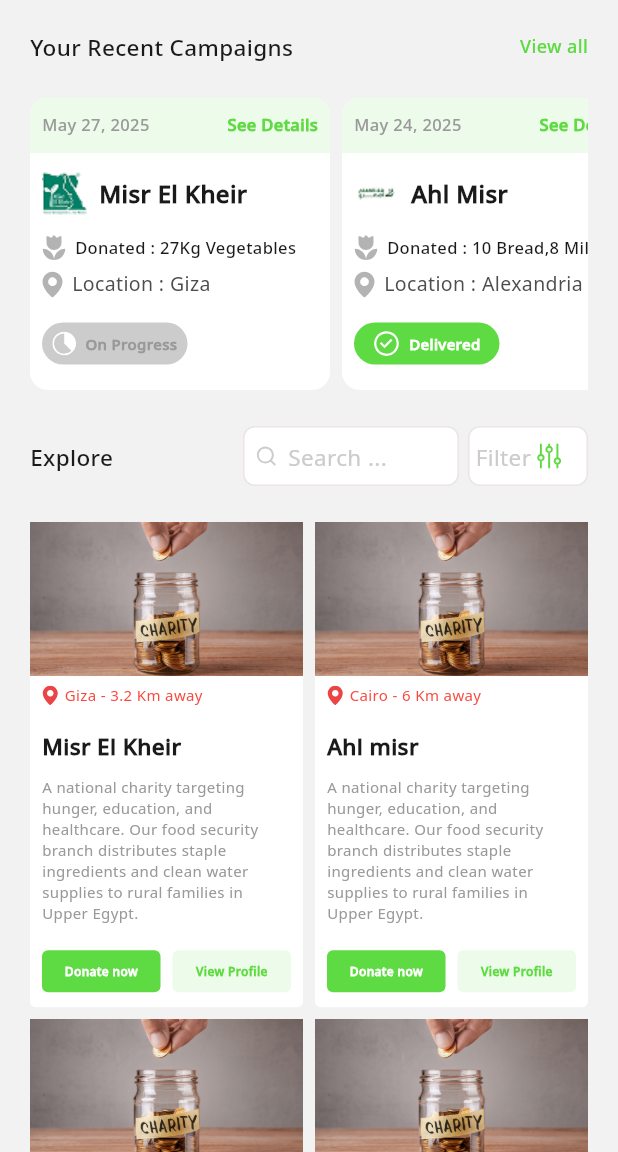
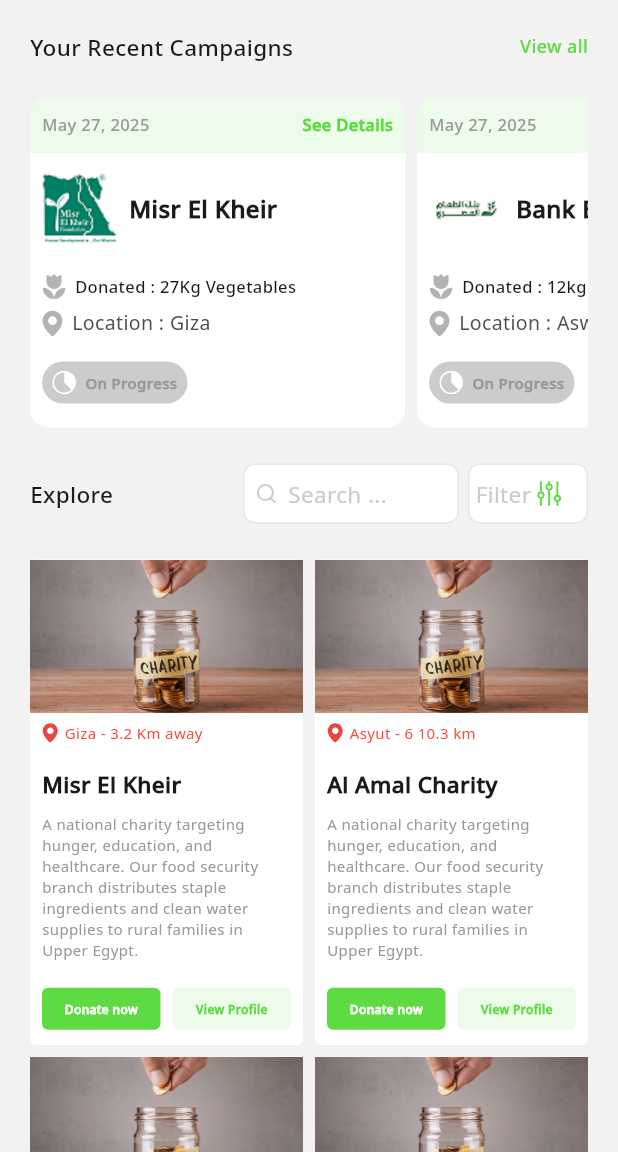
Before and after one commit to SaveBite/SaveBite-Flutter, a Flutter app: the CommunityView screen opened directly, on a phone screen of 412 x 824 dp, the part 84-1236 px from its top. Run offline on Flutter 3.47's test engine with Material 3 defaults, Android fonts, the phone set to English and light mode, and no system bars; our stand-ins replace bloc, dartz, dio, dotted_border, equatable, file_picker and 12 more; accounts and stored records are empty; network calls fail; project files that could hold a hidden picture were left out.

Commit message:
add some edition on community feature

```diff
--- a/lib/core/utils/app_assets.dart
+++ b/lib/core/utils/app_assets.dart
@@ -21,6 +21,10 @@
   /// Assets for imagesAuthLogo
   /// assets/images/auth_logo.svg
   static const String imagesAuthLogo = "assets/images/auth_logo.svg";
+
+  /// Assets for imagesBankElTaam
+  /// assets/images/bank_el_taam.png
+  static const String imagesBankElTaam = "assets/images/bank_el_taam.png";
 
   /// Assets for imagesBellowBar
   /// assets/images/bellow_bar.svg
--- a/lib/features/community/presentation/views/widgets/charity_informaton_card.dart
+++ b/lib/features/community/presentation/views/widgets/charity_informaton_card.dart
@@ -7,11 +7,13 @@
   final String organizatonName;
   final String cityName;
   final String oragnizationLocation;
+  final String oraganizationDescription;
   const CharityInformatonCard({
     super.key,
     required this.organizatonName,
     required this.cityName,
     required this.oragnizationLocation,
+    required this.oraganizationDescription,
   });
 
   @override
@@ -23,9 +25,14 @@
       ),
       child: Column(
         children: [
-          Image.asset(
-            fit: BoxFit.fill,
-            Assets.imagesCharityDonation,
+          Container(
+            decoration: BoxDecoration(
+              borderRadius: BorderRadius.circular(4),
+            ),
+            child: Image.asset(
+              fit: BoxFit.fill,
+              Assets.imagesCharityDonation,
+            ),
           ),
           SizedBox(
             height: 6,
--- a/lib/features/community/presentation/views/widgets/charity_section.dart
+++ b/lib/features/community/presentation/views/widgets/charity_section.dart
@@ -14,6 +14,8 @@
           children: [
             Expanded(
               child: CharityInformatonCard(
+                oraganizationDescription:
+                    'A national charity targeting hunger, education, and healthcare. Our food security branch distributes staple ingredients and clean water supplies to rural families in Upper Egypt.',
                 organizatonName: 'Misr El Kheir',
                 cityName: 'Giza',
                 oragnizationLocation: ' - 3.2 Km away',
@@ -24,9 +26,11 @@
             ),
             Expanded(
               child: CharityInformatonCard(
-                organizatonName: 'Ahl misr',
-                cityName: 'Cairo',
-                oragnizationLocation: ' - 6 Km away',
+                oraganizationDescription:
+                    'Al Amal focuses on serving remote villages by coordinating monthly food deliveries. Your donations help us reduce malnutrition in areas with little government support.',
+                organizatonName: 'Al Amal Charity',
+                cityName: 'Asyut',
+                oragnizationLocation: ' - 6 10.3 km',
               ),
             ),
           ],
@@ -38,9 +42,11 @@
           children: [
             Expanded(
               child: CharityInformatonCard(
+                oraganizationDescription:
+                    'We believe in sustainability and zero waste. Takaful takes surplus food from markets and restaurants, ensuring it reaches orphanages and elderly homes while still fresh and usable.',
                 organizatonName: 'Resala',
-                cityName: 'Cairo',
-                oragnizationLocation: ' - 2 Km away',
+                cityName: 'Mansoura',
+                oragnizationLocation: ' - 2.9 km',
               ),
             ),
             SizedBox(
@@ -48,6 +54,8 @@
             ),
             Expanded(
               child: CharityInformatonCard(
+                oraganizationDescription:
+                    'A national charity targeting hunger, education, and healthcare. Our food security branch distributes staple ingredients and clean water supplies to rural families in Upper Egypt.',
                 organizatonName: 'Bahea',
                 cityName: 'Giza',
                 oragnizationLocation: ' - 8 Km away',
--- a/lib/features/community/presentation/views/widgets/dointation_card.dart
+++ b/lib/features/community/presentation/views/widgets/dointation_card.dart
@@ -33,8 +33,8 @@
   @override
   Widget build(BuildContext context) {
     return Container(
-      width: 200,
-      height: 525,
+      width: 250,
+      height: 800,
       decoration: BoxDecoration(
         color: const Color(0xffFFFFFF),
         borderRadius: BorderRadius.circular(12),
@@ -45,7 +45,7 @@
           // Header Row
           Container(
             height: 37,
-            width: 200,
+            width: 250,
             decoration: BoxDecoration(
               color: Color(0xffEDFBEA),
               borderRadius: BorderRadius.only(
@@ -102,8 +102,7 @@
               ],
             ),
           ),
-          const SizedBox(height: 12),
-
+          Spacer(),
           // Donated
           Padding(
             padding: const EdgeInsets.symmetric(
@@ -151,7 +150,6 @@
             ),
           ),
           const SizedBox(height: 16),
-
           // Status
           Container(
             height: 28,
--- a/lib/features/community/presentation/views/widgets/your_recent_campaigns.dart
+++ b/lib/features/community/presentation/views/widgets/your_recent_campaigns.dart
@@ -8,7 +8,7 @@
   @override
   Widget build(BuildContext context) {
     return SizedBox(
-      height: 195,
+      height: 220,
       child: SingleChildScrollView(
         scrollDirection: Axis.horizontal,
         child: Row(children: [
@@ -28,27 +28,12 @@
             width: 8,
           ),
           DonationCard(
-            statusBackGroundColorColor: Color(0xff5EDA42),
-            date: 'May 24, 2025',
-            organizationName: 'Ahl Misr',
-            organizationImage: Assets.imagesAhlMisr,
-            donatedItem: '10 Bread,8 Milk',
-            cityName: 'Alexandria',
-            status: 'Delivered',
-            statusColor: const Color(0xffFFFFFF),
-            statusImage: Assets.imagesDeliverd,
-            onDetailsTap: () {},
-          ),
-          SizedBox(
-            width: 8,
-          ),
-          DonationCard(
             statusBackGroundColorColor: Color(0xffCCCCCC),
             date: 'May 27, 2025',
-            organizationName: 'Misr El Kheir',
-            organizationImage: Assets.imagesMisrElKhair,
-            donatedItem: '27Kg Vegetables',
-            cityName: 'Giza',
+            organizationName: 'Bank El Taam',
+            organizationImage: Assets.imagesBankElTaam,
+            donatedItem: '12kg Meat, 5kg Vegetables',
+            cityName: 'Aswan',
             status: 'On Progress',
             statusColor: const Color(0xff999999),
             statusImage: Assets.imagesOnProgress,
@@ -62,16 +47,13 @@
             date: 'May 24, 2025',
             organizationName: 'Ahl Misr',
             organizationImage: Assets.imagesAhlMisr,
-            donatedItem: '10 Bread,8 Milk',
+            donatedItem: '10 Bread Loaves, 8 Milk',
             cityName: 'Alexandria',
             status: 'Delivered',
             statusColor: const Color(0xffFFFFFF),
             statusImage: Assets.imagesDeliverd,
             onDetailsTap: () {},
           ),
-          SizedBox(
-            width: 8,
-          ),
         ]),
       ),
     );
```
Also changed, not shown: assets/images/ahl_misr.png, assets/images/bank_el_taam.png (added), assets/images/misr_el_khair.png.
